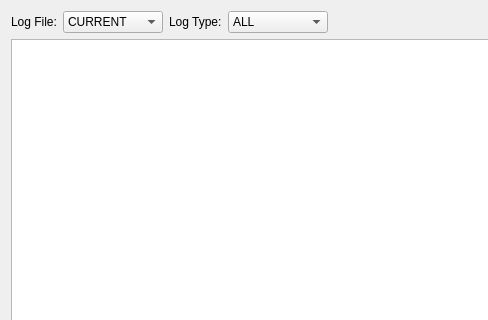
Above: sub3suite/src/Dialogs/LogViewerDialog.ui from 3nock/OTE before the change; both pictures show x 0 to 488 and y 0 to 320 of the 652 by 483 pixel window. Below: the same form after it.
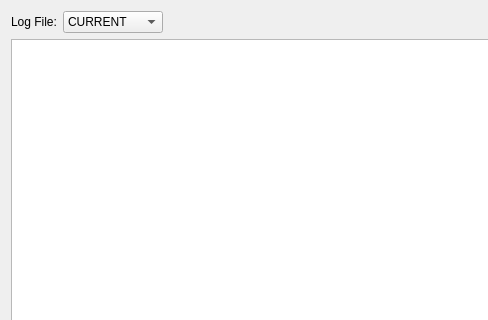
That is the form after the change.

```diff
--- a/sub3suite/src/Dialogs/LogViewerDialog.ui
+++ b/sub3suite/src/Dialogs/LogViewerDialog.ui
@@ -38,48 +38,6 @@
        </item>
       </widget>
      </item>
-     <item>
-      <widget class="QLabel" name="label">
-       <property name="text">
-        <string>Log Type:</string>
-       </property>
-      </widget>
-     </item>
-     <item>
-      <widget class="QComboBox" name="comboBoxLogType">
-       <property name="minimumSize">
-        <size>
-         <width>100</width>
-         <height>0</height>
-        </size>
-       </property>
-       <item>
-        <property name="text">
-         <string>ALL</string>
-        </property>
-       </item>
-       <item>
-        <property name="text">
-         <string>DEBUG</string>
-        </property>
-       </item>
-       <item>
-        <property name="text">
-         <string>INFO</string>
-        </property>
-       </item>
-       <item>
-        <property name="text">
-         <string>WARNING</string>
-        </property>
-       </item>
-       <item>
-        <property name="text">
-         <string>ERROR</string>
-        </property>
-       </item>
-      </widget>
-     </item>
      <item>
       <spacer name="horizontalSpacer">
        <property name="orientation">
```
